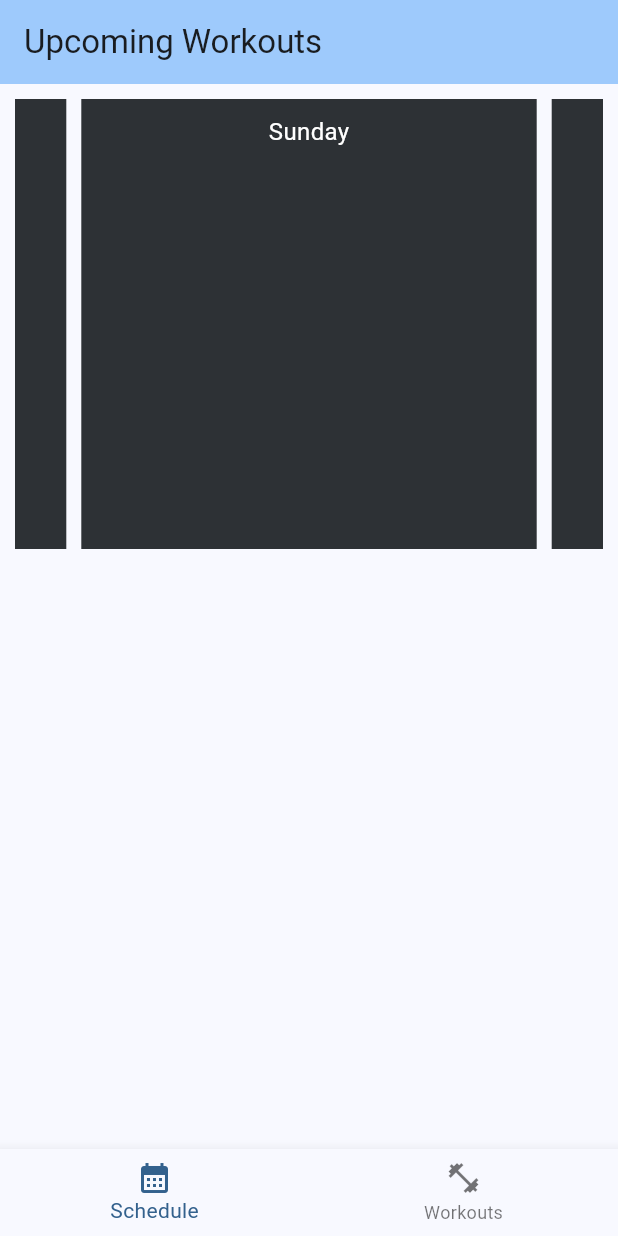
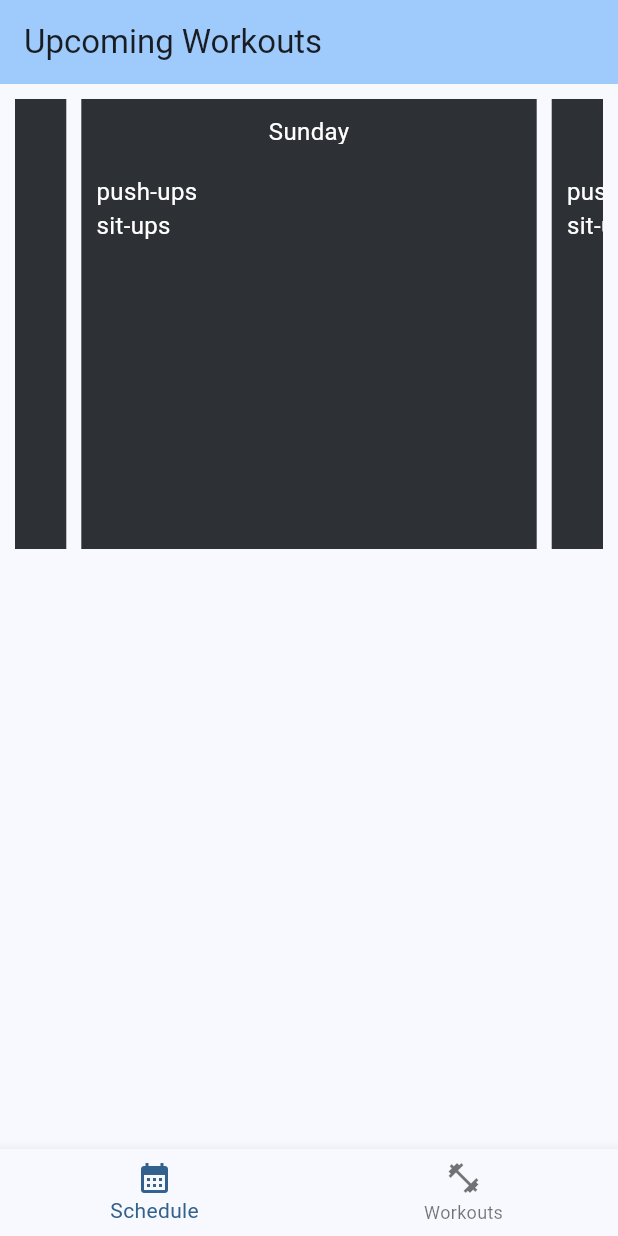
Before and after one commit to ColeWhaley1/Outwork, a Flutter app: the screen it shows after launch, on a phone screen of 412 x 824 dp. Run offline on Flutter 3.47's test engine with Material 3 defaults, Android fonts, the phone set to English and light mode, and no system bars; drawn by our look-alikes of carousel_slider.

Commit message:
add exercises to schedule, fix horizontal orientation bug

```diff
--- a/lib/pages/schedule/schedule.dart
+++ b/lib/pages/schedule/schedule.dart
@@ -1,6 +1,7 @@
 import 'package:flutter/material.dart';
 import 'package:carousel_slider/carousel_slider.dart';
 import 'package:workout_app/pages/schedule/types.dart';
+import 'package:workout_app/pages/schedule/workout_info.dart';
 import 'package:workout_app/pages/workouts/types.dart';
 
 class Schedule extends StatefulWidget {
@@ -20,11 +21,7 @@ class _ScheduleState extends State<Schedule> {
         backgroundColor: Theme.of(context).colorScheme.inversePrimary,
         title: Text(widget.title),
       ),
-      body: const Column(
-        children: [
-          ThisWeekSchedule(),
-        ],
-      ),
+      body: const Expanded(child: ThisWeekSchedule()),
     );
   }
 }
@@ -37,37 +34,52 @@ class ThisWeekSchedule extends StatefulWidget {
 }
 
 class _ThisWeekScheduleState extends State<ThisWeekSchedule> {
+  @override
+  Widget build(BuildContext context) {
+    return OrientationBuilder(builder: (context, orientation) {
+      return Padding(
+        padding: const EdgeInsets.all(10.0),
+        child: WeekCarousel(
+            height: orientation == Orientation.portrait ? 300.0 : 200.0),
+      );
+    });
+  }
+}
+
+class WeekCarousel extends StatefulWidget {
+  const WeekCarousel({super.key, required this.height});
+
+  final double height;
+
+  @override
+  State<WeekCarousel> createState() => _WeekCarouselState();
+}
+
+class _WeekCarouselState extends State<WeekCarousel> {
   // TEMP, using as example. This will be populated when user adds workout for specific day
   var weekInfo = [
-    DayInfo('Sunday', [
-      Deck([ExcerciseCard('push-ups', 10), ExcerciseCard('sit-ups', 10)])
-    ]),
-    DayInfo('Monday', [
-      Deck([ExcerciseCard('push-ups', 10), ExcerciseCard('sit-ups', 10)])
-    ]),
-    DayInfo('Tuesday', [
-      Deck([ExcerciseCard('push-ups', 10), ExcerciseCard('sit-ups', 10)])
-    ]),
-    DayInfo('Wednesday', [
-      Deck([ExcerciseCard('push-ups', 10), ExcerciseCard('sit-ups', 10)])
-    ]),
-    DayInfo('Thursday', [
-      Deck([ExcerciseCard('push-ups', 10), ExcerciseCard('sit-ups', 10)])
-    ]),
-    DayInfo('Friday', [
-      Deck([ExcerciseCard('push-ups', 10), ExcerciseCard('sit-ups', 10)])
-    ]),
-    DayInfo('Saturday', [
-      Deck([ExcerciseCard('push-ups', 10), ExcerciseCard('sit-ups', 10)])
-    ]),
+    DayInfo(
+        'Sunday', Deck([Exercise('push-ups', 10), Exercise('sit-ups', 10)])),
+    DayInfo(
+        'Monday', Deck([Exercise('push-ups', 10), Exercise('sit-ups', 10)])),
+    DayInfo(
+        'Tuesday', Deck([Exercise('push-ups', 10), Exercise('sit-ups', 10)])),
+    DayInfo(
+        'Wednesday', Deck([Exercise('push-ups', 10), Exercise('sit-ups', 10)])),
+    DayInfo(
+        'Thursday', Deck([Exercise('push-ups', 10), Exercise('sit-ups', 10)])),
+    DayInfo(
+        'Friday', Deck([Exercise('push-ups', 10), Exercise('sit-ups', 10)])),
+    DayInfo(
+        'Saturday', Deck([Exercise('push-ups', 10), Exercise('sit-ups', 10)])),
   ];
 
   @override
   Widget build(BuildContext context) {
-    return Padding(
-      padding: const EdgeInsets.all(10.0),
-      child: CarouselSlider(
-        options: CarouselOptions(height: 300.0),
+    return CarouselSlider(
+      options: CarouselOptions(
+        height: widget.height,
+      ),
       items: weekInfo.map((dayInfo) {
         return Builder(
           builder: (BuildContext builder) {
@@ -84,7 +96,6 @@ class _ThisWeekScheduleState extends State<ThisWeekSchedule> {
           },
         );
       }).toList(),
-      ),
     );
   }
 }
@@ -99,19 +110,35 @@ class DayScheduleCard extends StatefulWidget {
 }
 
 class _DayScheduleCardState extends State<DayScheduleCard> {
-
   @override
   Widget build(BuildContext context) {
-    return Container(
-      height: 50.0,
+    return Column(
+      children: [
+        Container(
+          height: 20.0,
           margin: const EdgeInsets.all(10.0),
           child: Row(
             mainAxisAlignment: MainAxisAlignment.center,
             crossAxisAlignment: CrossAxisAlignment.start,
             children: [
-          Text(widget.dayInfo.day, style: const TextStyle(fontSize: 16.0, color: Colors.white)),
+              Text(
+                widget.dayInfo.day,
+                style: const TextStyle(
+                  fontSize: 16.0,
+                  color: Colors.white,
+                ),
+              ),
             ],
           ),
+        ),
+        Expanded(
+          child: Container(
+            padding: const EdgeInsets.all(5.0),
+            margin: const EdgeInsets.all(5.0),
+            child: WorkoutInfo(deck: widget.dayInfo.deck),
+          ),
+        ),
+      ],
     );
   }
 }
--- a/lib/pages/schedule/types.dart
+++ b/lib/pages/schedule/types.dart
@@ -2,6 +2,6 @@ import 'package:workout_app/pages/workouts/types.dart';
 
 class DayInfo {
   final String day;
-  final List<Deck> decks;
-  DayInfo(this.day, this.decks);
+  final Deck deck;
+  DayInfo(this.day, this.deck);
 }
--- /dev/null
+++ b/lib/pages/schedule/workout_info.dart
@@ -0,0 +1,26 @@
+import 'package:flutter/material.dart';
+import 'package:workout_app/pages/workouts/types.dart';
+
+class WorkoutInfo extends StatefulWidget {
+  const WorkoutInfo({super.key, required this.deck});
+
+  final Deck deck;
+  @override
+  State<WorkoutInfo> createState() => _WorkoutInfoState();
+}
+
+class _WorkoutInfoState extends State<WorkoutInfo> {
+
+  List<Exercise> getExcercises() {
+    return widget.deck.exercises;
+  }
+
+  @override
+  Widget build(BuildContext context) {
+    return ListView(
+      children: getExcercises().map((exercise) {
+        return Text(exercise.name, style: const TextStyle(fontSize: 16.0, color: Colors.white,));
+      }).toList(),
+    );
+  }
+}
--- a/lib/pages/workouts/types.dart
+++ b/lib/pages/workouts/types.dart
@@ -1,12 +1,12 @@
 class Deck {
-  final List<ExcerciseCard> cards;
+  final List<Exercise> exercises;
 
-  Deck(this.cards);
+  Deck(this.exercises);
 }
 
-class ExcerciseCard {
+class Exercise {
   final String name;
   final num timeDuration;
 
-  ExcerciseCard(this.name, this.timeDuration);
+  Exercise(this.name, this.timeDuration);
 }
```
Lines whose indentation alone changed are shown as unchanged.
